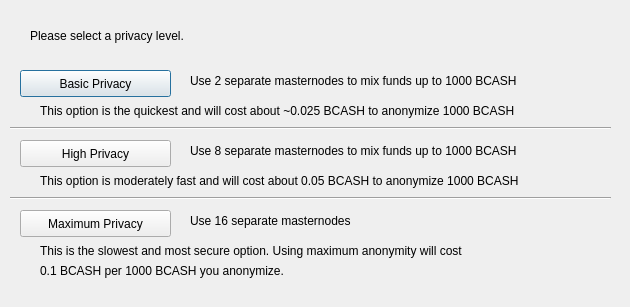
Old version of the form src/qt/forms/darksendconfig.ui in the repository BCashTeam/bcashtestnet.
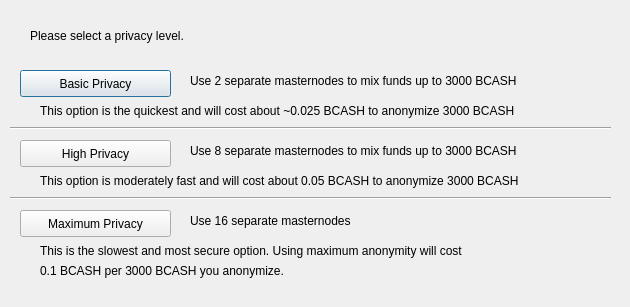
New version of the form.

The edit to the form file:
```diff
--- a/src/qt/forms/darksendconfig.ui
+++ b/src/qt/forms/darksendconfig.ui
@@ -75,7 +75,7 @@
     </rect>
    </property>
    <property name="text">
-    <string>Use 2 separate masternodes to mix funds up to 1000 BCASH</string>
+    <string>Use 2 separate masternodes to mix funds up to 3000 BCASH</string>
    </property>
   </widget>
   <widget class="QLabel" name="label_3">
@@ -88,7 +88,7 @@
     </rect>
    </property>
    <property name="text">
-    <string>Use 8 separate masternodes to mix funds up to 1000 BCASH</string>
+    <string>Use 8 separate masternodes to mix funds up to 3000 BCASH</string>
    </property>
   </widget>
   <widget class="QLabel" name="label_4">
@@ -114,7 +114,7 @@
     </rect>
    </property>
    <property name="text">
-    <string>This option is the quickest and will cost about ~0.025 BCASH to anonymize 1000 BCASH</string>
+    <string>This option is the quickest and will cost about ~0.025 BCASH to anonymize 3000 BCASH</string>
    </property>
   </widget>
   <widget class="QLabel" name="label_7">
@@ -127,7 +127,7 @@
     </rect>
    </property>
    <property name="text">
-    <string>This option is moderately fast and will cost about 0.05 BCASH to anonymize 1000 BCASH</string>
+    <string>This option is moderately fast and will cost about 0.05 BCASH to anonymize 3000 BCASH</string>
    </property>
   </widget>
   <widget class="QLabel" name="label_8">
@@ -153,7 +153,7 @@
     </rect>
    </property>
    <property name="text">
-    <string>0.1 BCASH per 1000 BCASH you anonymize.</string>
+    <string>0.1 BCASH per 3000 BCASH you anonymize.</string>
    </property>
   </widget>
   <widget class="Line" name="line">
```
